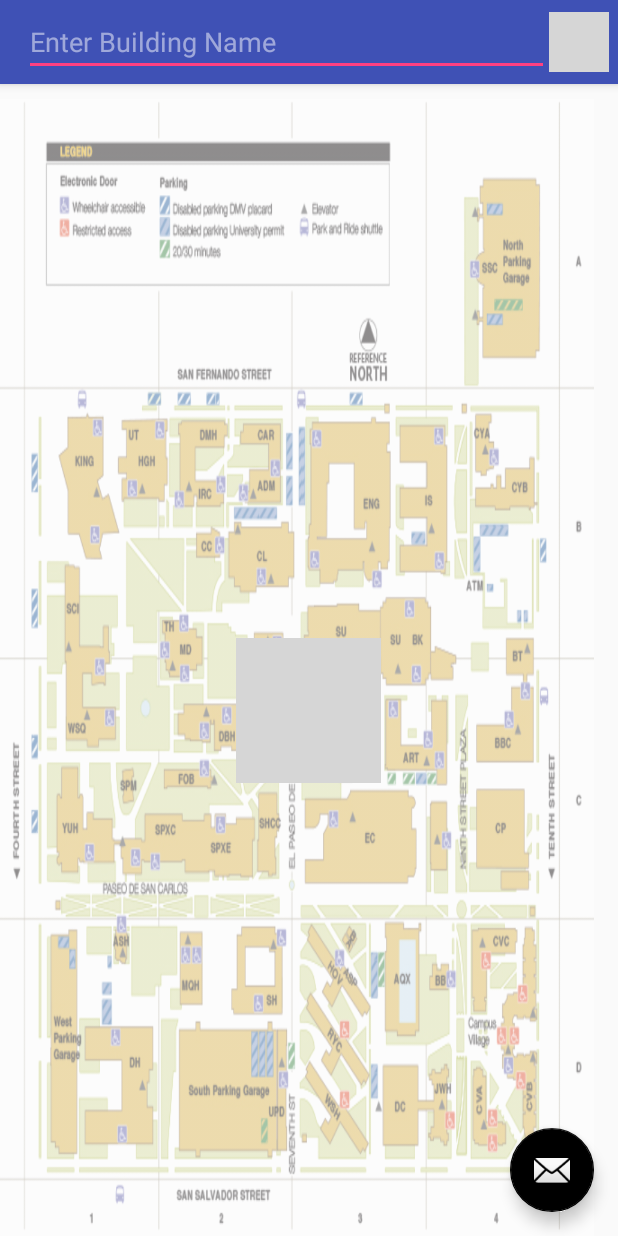
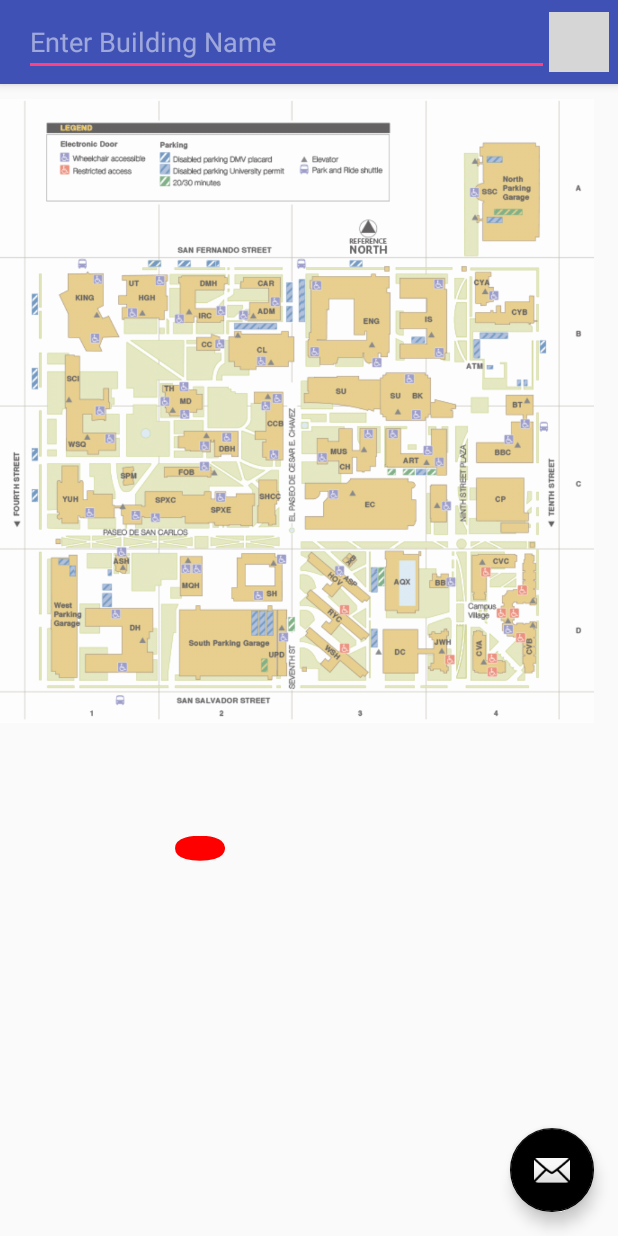
Before and after one commit to saikruthi03/277lab2, an Android app: the screen it shows after launch (MapActivity), on a phone screen of 412 x 824 dp. Run offline under Robolectric (Android 15) with nearby library versions, the phone set to English and light mode, and no system bars; grey boxes are pictures that could not be loaded.

Commit message:
Current Location -final!

```diff
--- a/app/src/main/java/com/example/vsaik/sjsumap/MapActivity.java
+++ b/app/src/main/java/com/example/vsaik/sjsumap/MapActivity.java
@@ -7,8 +7,14 @@ import android.content.pm.PackageManager;
 import android.graphics.Bitmap;
 import android.graphics.BitmapFactory;
 import android.graphics.Canvas;
+import android.graphics.Color;
+import android.graphics.Paint;
 import android.graphics.Point;
 import android.graphics.drawable.BitmapDrawable;
+import android.graphics.drawable.GradientDrawable;
+import android.graphics.drawable.ShapeDrawable;
+import android.graphics.drawable.shapes.OvalShape;
+import android.graphics.drawable.shapes.Shape;
 import android.os.Build;
 import android.os.Bundle;
 import android.support.v7.widget.Toolbar;
@@ -32,7 +38,7 @@ import static com.example.vsaik.sjsumap.R.id.toolbar;
 
 public class MapActivity extends AppCompatActivity {
 
-    static double a = 360 - 53.0872483;
+    static double a = 360 - 53.35;
     static double cos = Math.cos(a);
     static double sin = Math.sin(a);
 
@@ -104,13 +110,10 @@ public class MapActivity extends AppCompatActivity {
     }
 
     private void showMyLocation(){
-        double lat = 37.334652;
-        double lon = -121.884651;
 
-
-        double origX = -121.881289;
-        double origY = 37.335833;
-        transformCoordinates(origY,origX);
+        double origX = -121.880136;
+        double origY = 37.338424;
+       transformCoordinates(37.334359, -121.882999);
 
 
     }
@@ -118,37 +121,57 @@ public class MapActivity extends AppCompatActivity {
     private void transformCoordinates(double y,double x){
         double tranfX = ( x*cos + y*sin) ;
         double tranfY = (-x*sin + y*cos) ;
-        tranfX += 100.2223;
-        tranfY += 78.7690;
+
+        if( x > -121.87785){
+            tranfX += 76.32320;
+        }
+        else if( x > -121.87980){
+            tranfX += 76.32320;
+        }
+        else{
+            tranfX += 76.32320;
+        }
+
+        if(y > 37.33550) {
+            tranfY += 102.09841;
+
+        }
+        else if( y > 37.33250) {
+            tranfY += 102.09751;
+        }
+        else{
+            tranfY += 102.09708;
+        }
         Display display = getWindowManager().getDefaultDisplay();
         Point size = new Point();
         display.getSize(size);
         int width = size.x;
         int height = size.y;
 
-        //height_frames = 765339
-        //length_frames = 693692
+
 
         System.out.println("transX : "+round(tranfX,4) +"::transY : "+
                 round(tranfY,4) );
-        float xi = (float)(tranfX*1000000/6936)*width;
-        float yi = (float)(tranfY*1000000/7653)*height;
 
-        BitmapFactory.Options opt = new BitmapFactory.Options();
-        opt.inMutable = true;
-        Bitmap lMap = BitmapFactory.decodeResource(this.getResources(), R.drawable.loc,opt);
-        Canvas lCanvas = new Canvas(lMap);
+        float xi = (float)(tranfX*1000000/8462)*1200;
+        float yi = (float)(tranfY*1000000/6043)*900;
 
+
+        GradientDrawable drawable = new GradientDrawable();
+        drawable.setColor(Color.RED);
+        drawable.setShape(GradientDrawable.OVAL);
+        drawable.setStroke(15, Color.RED);
+        drawable.setSize(50,25);
         ImageView location = (ImageView) findViewById(R.id.location);
         if(xi < 0)
             xi *= -1;
         if(yi < 0)
             yi*= -1;
-        float xCoord = xi;
-        float yCoord = height - yi;
-        location.setX(xi);
+        float xCoord = yi + 10   ;
+        float yCoord = 1220 - xi ;
+        location.setX(xCoord );
         location.setY(yCoord);
-        location.setImageDrawable(new BitmapDrawable(getResources(), lMap));
+        location.setBackground(drawable);
     }
 
     public static double round(double value, int places) {
--- a/app/src/main/res/layout/activity_map.xml
+++ b/app/src/main/res/layout/activity_map.xml
@@ -49,13 +49,12 @@
 
        <ImageView
            android:id="@+id/imageView1"
-            android:alpha="0.5"
+            android:alpha="0.7"
            android:src="@drawable/campusmap"
            android:adjustViewBounds="true"
            android:gravity="center_vertical"
-           android:scaleType="fitXY"
-           android:layout_width="fill_parent"
-           android:layout_height="fill_parent"
+           android:layout_height="wrap_content"
+           android:layout_width="wrap_content"
            />
 
        <Button
@@ -117,7 +116,14 @@
     <ImageView
         android:layout_width="wrap_content"
         android:layout_height="wrap_content"
+
         android:id="@+id/location"
+        android:alpha="1"/>
+    <ImageView
+        android:layout_width="wrap_content"
+        android:layout_height="wrap_content"
+
+        android:id="@+id/location1"
         android:alpha="1"/>
 
     <android.support.design.widget.FloatingActionButton
--- a/app/src/main/res/values/strings.xml
+++ b/app/src/main/res/values/strings.xml
@@ -1,6 +1,4 @@
 <resources>
     <string name="app_name">SJSUMap</string>
-    <string name="action_settings">Settings</string>
-    <string name="o">o</string>
     <string name="title_activity_building">BuildingActivity</string>
 </resources>
```
Also changed, not shown: app/src/main/res/layout/content_building.xml (deleted, +0 -16 lines), app/src/main/res/layout/content_map.xml (deleted, +0 -19 lines), app/src/main/res/menu/menu_map.xml (deleted, +0 -10 lines).
